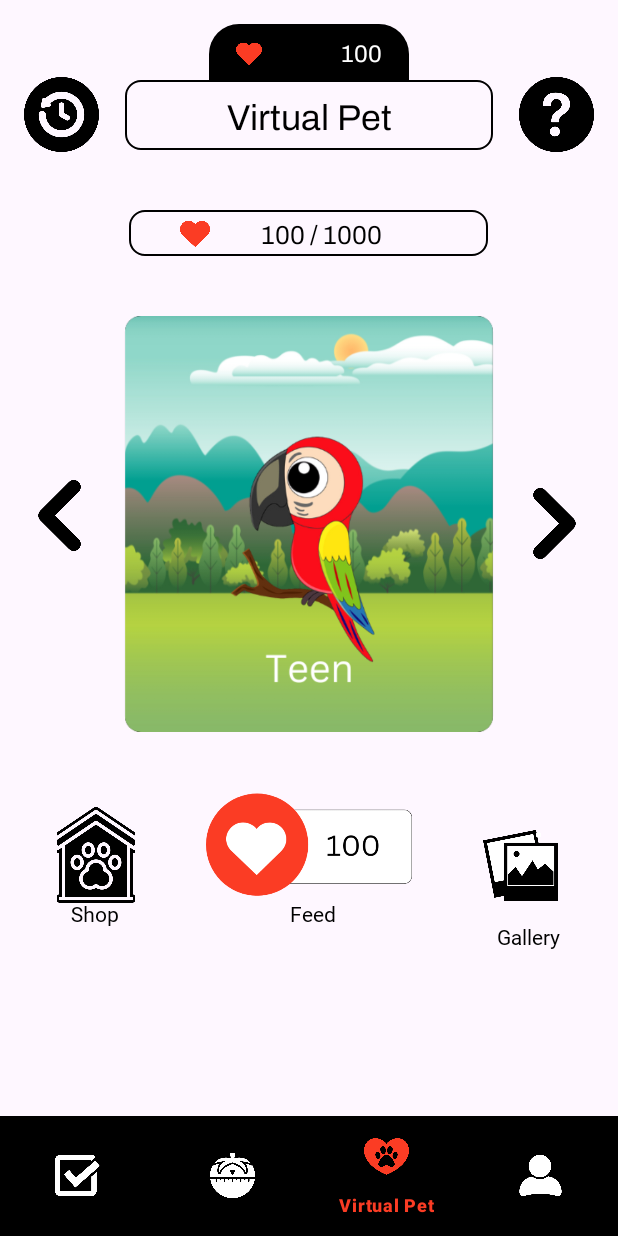
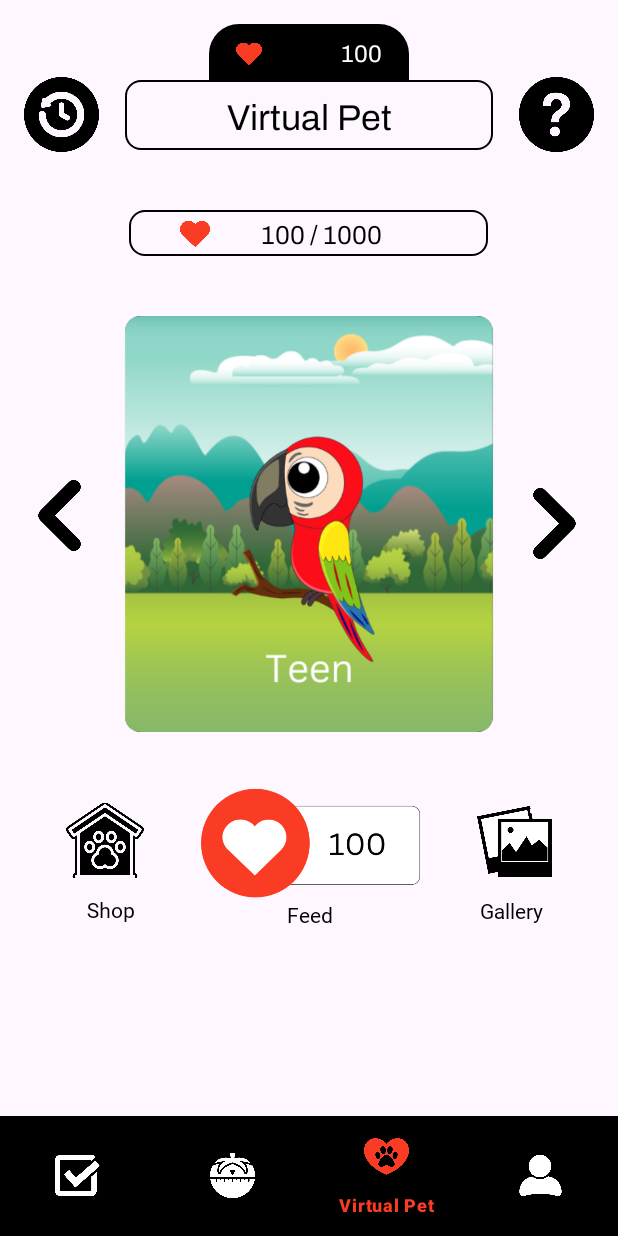
Before and after one commit to Zikamirichi/To-Dororo, an Android app: the screen it shows after launch (MainActivity), item 3 of the bottom bar chosen, on a phone screen of 412 x 824 dp. Run offline under Robolectric (Android 15) with nearby library versions, the phone set to English and light mode, and no system bars; Roboto replaces fonts that are not available here.

Commit message:
some modifications in virtual pet

```diff
--- a/app/src/main/res/layout/fragment_virtual_pet.xml
+++ b/app/src/main/res/layout/fragment_virtual_pet.xml
@@ -191,27 +191,27 @@
         <ImageButton
             android:id="@+id/ibFeed_button"
             android:layout_width="137dp"
-            android:layout_height="70dp"
+            android:layout_height="73dp"
             android:layout_below="@+id/ivPet01"
-            android:layout_marginTop="40dp"
+            android:layout_marginStart="38dp"
+            android:layout_marginTop="37dp"
+            android:layout_marginEnd="38dp"
+            android:layout_toStartOf="@+id/ibGallery"
+            android:layout_toEndOf="@+id/ibPetShop"
             android:background="@android:color/transparent"
             android:scaleType="centerCrop"
-            android:layout_centerInParent="true"
             android:src="@drawable/feed_100" />
 
         <TextView
             android:id="@+id/tvFeed"
-            android:layout_width="wrap_content"
-            android:layout_height="wrap_content"
+            android:layout_width="37dp"
+            android:layout_height="23dp"
             android:layout_below="@+id/ibFeed_button"
-            android:layout_alignParentEnd="true"
-            android:layout_alignParentBottom="true"
-            android:layout_centerVertical="true"
             android:layout_marginTop="1dp"
-            android:layout_marginEnd="188dp"
-            android:layout_marginBottom="107dp"
             android:fontFamily="@font/gothic_a1_black"
             android:text="Feed"
+            android:textAlignment="center"
+            android:layout_centerInParent="true"
             android:textColor="@color/black" />
 
         <ImageButton
@@ -219,11 +219,9 @@
             android:layout_width="52dp"
             android:layout_height="50dp"
             android:layout_below="@+id/ivPet01"
-            android:layout_alignParentBottom="true"
-            android:layout_marginTop="50dp"
-            android:layout_marginEnd="47dp"
-            android:layout_marginBottom="142dp"
-            android:layout_toStartOf="@+id/ibFeed_button"
+            android:layout_alignParentStart="true"
+            android:layout_marginStart="44dp"
+            android:layout_marginTop="47dp"
             android:background="@android:color/transparent"
             android:scaleType="centerCrop"
             android:src="@drawable/pet_store" />
@@ -232,13 +230,10 @@
             android:id="@+id/tvShop"
             android:layout_width="wrap_content"
             android:layout_height="wrap_content"
-            android:layout_alignTop="@+id/tvFeed"
-            android:layout_alignParentStart="true"
-            android:layout_alignParentBottom="true"
-            android:layout_marginStart="47dp"
-            android:layout_marginTop="0dp"
-            android:layout_marginEnd="91dp"
-            android:layout_marginBottom="110dp"
+            android:layout_below="@+id/ibPetShop"
+            android:layout_alignParentEnd="true"
+            android:layout_marginTop="11dp"
+            android:layout_marginEnd="322dp"
             android:layout_toStartOf="@+id/tvFeed"
             android:fontFamily="@font/gothic_a1_black"
             android:text="Shop"
@@ -248,12 +243,10 @@
             android:id="@+id/ibGallery"
             android:layout_width="50dp"
             android:layout_height="50dp"
+            android:layout_below="@+id/ivPet01"
             android:layout_alignParentEnd="true"
-            android:layout_alignParentBottom="true"
-            android:layout_marginStart="47dp"
-            android:layout_marginEnd="40dp"
-            android:layout_marginBottom="142dp"
-            android:layout_toEndOf="@+id/ibFeed_button"
+            android:layout_marginTop="48dp"
+            android:layout_marginEnd="44dp"
             android:background="@android:color/transparent"
             android:scaleType="centerCrop"
             android:src="@drawable/gallery" />
@@ -262,10 +255,10 @@
             android:id="@+id/tvGallery"
             android:layout_width="wrap_content"
             android:layout_height="wrap_content"
-            android:layout_alignParentEnd="true"
-            android:layout_alignParentBottom="true"
-            android:layout_marginEnd="38dp"
-            android:layout_marginBottom="110dp"
+            android:layout_below="@+id/ibGallery"
+            android:layout_marginStart="95dp"
+            android:layout_marginTop="11dp"
+            android:layout_toEndOf="@+id/tvFeed"
             android:fontFamily="@font/gothic_a1_black"
             android:text="Gallery"
             android:textColor="@color/black" />
```
